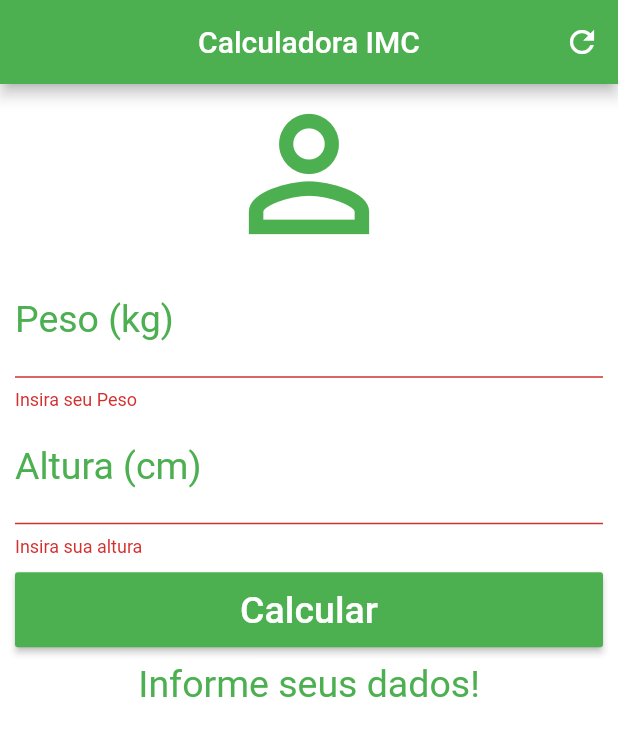
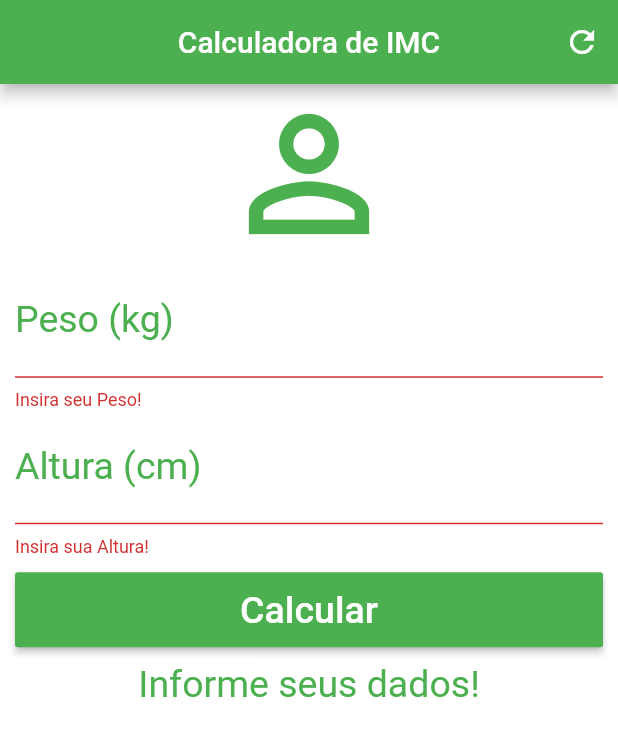
Before and after one commit to balenaultra/FlutterStudy, a Flutter app: the screen it shows after launch, after a tap on "Calcular", on a phone screen of 412 x 824 dp. Shown: the top 736 px of the screen. Run offline on Flutter 3.47's test engine with Material 2 defaults, Android fonts, the phone set to English and light mode, and no system bars; our stand-ins replace carousel_pro, cloud_firestore, firebase_auth, firebase_storage, flare_flutter, flutter_masked_text and 5 more; accounts and stored records are empty.

Commit message:
conversor de moedas e calculadora imc

```diff
--- a/ciolfi/calculadora_imc/lib/main.dart
+++ b/ciolfi/calculadora_imc/lib/main.dart
@@ -12,39 +12,38 @@ class Home extends StatefulWidget {
 }
 
 class _HomeState extends State<Home> {
-  TextEditingController weighController = TextEditingController();
-  TextEditingController heighController = TextEditingController();
+  TextEditingController weightController = TextEditingController();
+  TextEditingController heightController = TextEditingController();
 
   GlobalKey<FormState> _formKey = GlobalKey<FormState>();
 
   String _infoText = "Informe seus dados!";
 
-  void _resetFields() {
-    weighController.text = "";
-    heighController.text = "";
+  void _resetFields(){
+    weightController.text = "";
+    heightController.text = "";
     setState(() {
       _infoText = "Informe seus dados!";
       _formKey = GlobalKey<FormState>();
     });
   }
 
-  void calculate() {
+  void _calculate(){
     setState(() {
-      double weight = double.parse(weighController.text);
-      double heigth = double.parse(heighController.text) / 100;
-      double imc = weight / (heigth * heigth);
-
-      if (imc < 18.6) {
-        _infoText = "Abaixo do peso (${imc.toStringAsPrecision(4)})";
-      } else if (imc >= 18.6 && imc < 24.9) {
+      double weight = double.parse(weightController.text);
+      double height = double.parse(heightController.text) / 100;
+      double imc = weight / (height * height);
+      if(imc < 18.6){
+        _infoText = "Abaixo do Peso (${imc.toStringAsPrecision(4)})";
+      } else if(imc >= 18.6 && imc < 24.9){
         _infoText = "Peso Ideal (${imc.toStringAsPrecision(4)})";
-      } else if (imc >= 24.9 && imc < 29.9) {
-        _infoText = "Levemente acima do peso (${imc.toStringAsPrecision(4)})";
-      } else if (imc >= 29.9 && imc < 34.9) {
+      } else if(imc >= 24.9 && imc < 29.9){
+        _infoText = "Levemente Acima do Peso (${imc.toStringAsPrecision(4)})";
+      } else if(imc >= 29.9 && imc < 34.9){
         _infoText = "Obesidade Grau I (${imc.toStringAsPrecision(4)})";
-      } else if (imc >= 34.9 && imc < 39.9) {
+      } else if(imc >= 34.9 && imc < 39.9){
         _infoText = "Obesidade Grau II (${imc.toStringAsPrecision(4)})";
-      } else if (imc >= 40) {
+      } else if(imc >= 40){
         _infoText = "Obesidade Grau III (${imc.toStringAsPrecision(4)})";
       }
     });
@@ -54,7 +53,7 @@ class _HomeState extends State<Home> {
   Widget build(BuildContext context) {
     return Scaffold(
       appBar: AppBar(
-          title: Text("Calculadora IMC"),
+        title: Text("Calculadora de IMC"),
         centerTitle: true,
         backgroundColor: Colors.green,
         actions: <Widget>[
@@ -72,33 +71,34 @@ class _HomeState extends State<Home> {
           child: Column(
             crossAxisAlignment: CrossAxisAlignment.stretch,
             children: <Widget>[
-                Icon(Icons.person_outline, size: 120, color: Colors.green),
+              Icon(Icons.person_outline, size: 120.0, color: Colors.green),
               TextFormField(
                 keyboardType: TextInputType.number,
-                  textAlign: TextAlign.center,
-                  style: TextStyle(color: Colors.green, fontSize: 25.0),
-                  controller: weighController,
-                  validator: (value) {
-                    if (value.isEmpty) {
-                      return "Insira seu Peso";
-                    }
-                  },
                 decoration: InputDecoration(
                     labelText: "Peso (kg)",
                     labelStyle: TextStyle(color: Colors.green)),
+                textAlign: TextAlign.center,
+                style: TextStyle(color: Colors.green, fontSize: 25.0),
+                controller: weightController,
+                validator: (value) {
+                  if(value.isEmpty){
+                    return "Insira seu Peso!";
+                  }
+                },
               ),
               TextFormField(
                 keyboardType: TextInputType.number,
-                  textAlign: TextAlign.center,
-                  style: TextStyle(color: Colors.green, fontSize: 25.0),
-                  controller: heighController,
-                  validator: (value) {
-                    if (value.isEmpty)
-                      return "Insira sua altura";
-                  },
                 decoration: InputDecoration(
                     labelText: "Altura (cm)",
                     labelStyle: TextStyle(color: Colors.green)),
+                textAlign: TextAlign.center,
+                style: TextStyle(color: Colors.green, fontSize: 25.0),
+                controller: heightController,
+                validator: (value) {
+                  if(value.isEmpty){
+                    return "Insira sua Altura!";
+                  }
+                },
               ),
               Padding(
                 padding: EdgeInsets.only(top: 10.0, bottom: 10.0),
@@ -106,23 +106,27 @@ class _HomeState extends State<Home> {
                   height: 50.0,
                   child: RaisedButton(
                     onPressed: () {
-                            if (_formKey.currentState.validate()) {
-                              calculate();
+                      if(_formKey.currentState.validate()){
+                        _calculate();
                       }
-                          } ,
+                    },
                     child: Text(
                       "Calcular",
-                            style:
-                            TextStyle(color: Colors.white, fontSize: 25.00),
+                      style: TextStyle(color: Colors.white, fontSize: 25.0),
                     ),
-                          color: Colors.green)),
+                    color: Colors.green,
                   ),
-                Text(_infoText,
+                ),
+              ),
+              Text(
+                _infoText,
                 textAlign: TextAlign.center,
-                    style: TextStyle(color: Colors.green, fontSize: 25.00))
+                style: TextStyle(color: Colors.green, fontSize: 25.0),
+              )
             ],
           ),
-          )
-        ));
+        ),
+      ),
+    );
   }
 }
```
Also changed, not shown: ciolfi/conversor/lib/main.dart (added, +145 -0 lines), ciolfi/conversor/pubspec.yaml (added, +73 -0 lines), ciolfi/conversor/pubspec.lock (added), 69 other files. Lines whose indentation alone changed are shown as unchanged.
